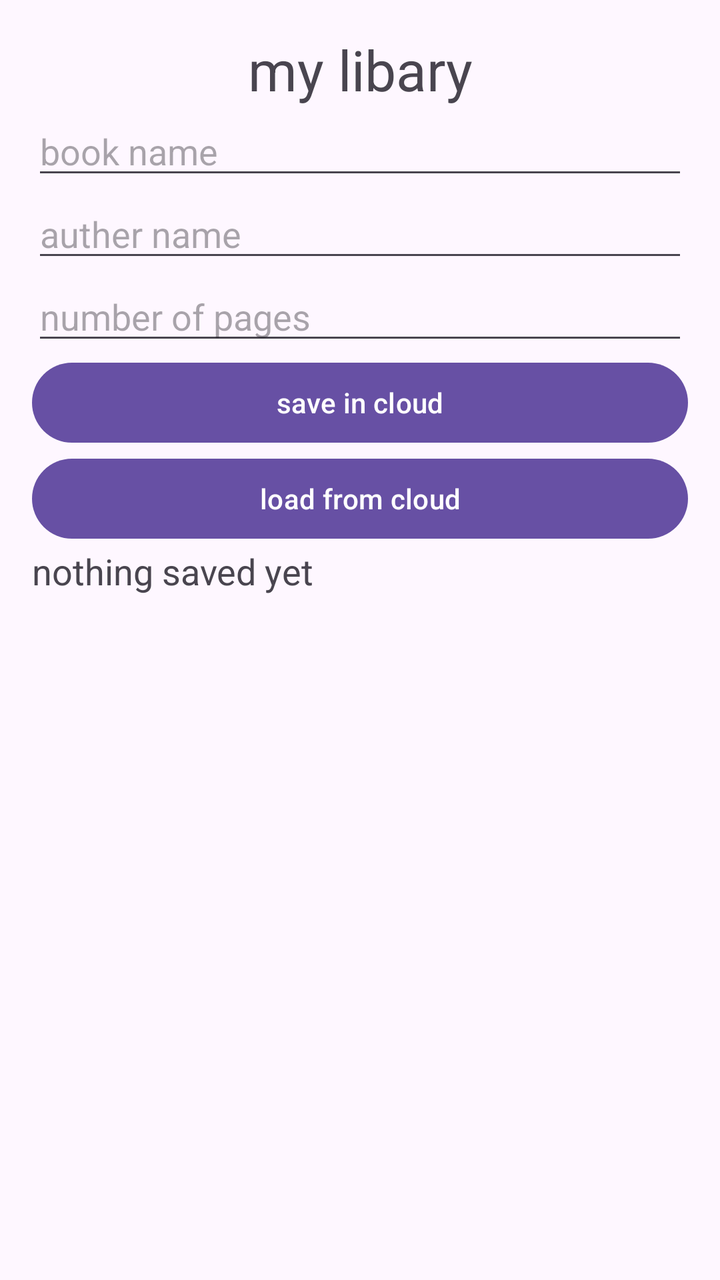
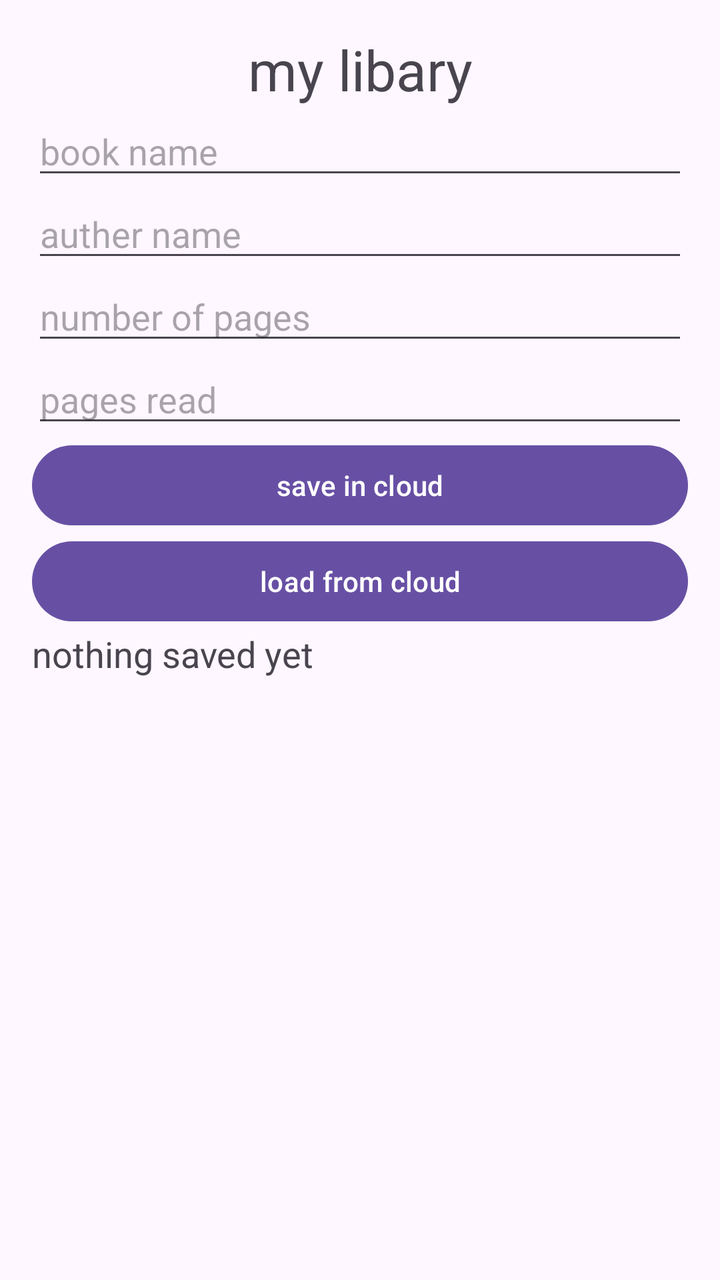

An Android layout rendered at two revisions. The XML below is the earlier revision; the diff shows what the commit changed to produce the second picture.
<!-- AndroidManifest.xml: application theme Theme.MyLibrary -->
<!-- res/layout/activity_main.xml -->
<?xml version="1.0" encoding="utf-8"?>
<LinearLayout xmlns:android="http://schemas.android.com/apk/res/android"
    android:id="@+id/main"
    android:layout_width="match_parent"
    android:layout_height="match_parent"
    android:orientation="vertical"
    android:padding="16dp">

    

    <TextView
        android:id="@+id/tvTitle"
        android:layout_width="match_parent"
        android:layout_height="wrap_content"
        android:textSize="28sp"
        android:textAlignment="center"
        android:text="my libary" />

    <EditText
        android:id="@+id/etBook"
        android:layout_width="match_parent"
        android:layout_height="wrap_content"
        android:ems="10"
        android:inputType="text"
        android:hint="book name" />

    <EditText
        android:id="@+id/etAuthor"
        android:layout_width="match_parent"
        android:layout_height="wrap_content"
        android:ems="10"
        android:inputType="text"
        android:hint="auther name" />

    <EditText
        android:id="@+id/etPages"
        android:layout_width="match_parent"
        android:layout_height="wrap_content"
        android:ems="10"
        android:inputType="number"
        android:maxLength="4"
        android:hint="number of pages" />

    <Button
        android:id="@+id/btnSave"
        android:layout_width="match_parent"
        android:layout_height="wrap_content"
        android:text="save in cloud" />

    <Button
        android:id="@+id/btnLoad"
        android:layout_width="match_parent"
        android:layout_height="wrap_content"
        android:text="load from cloud" />

    <TextView
        android:id="@+id/tvStatus"
        android:layout_width="match_parent"
        android:layout_height="wrap_content"
        android:textSize="18sp"
        android:text="nothing saved yet" />


</LinearLayout>
<!-- resources referenced by this layout -->
<resources>
  <style name="Theme.MyLibrary" parent="Base.Theme.MyLibrary" />
  <style name="Base.Theme.MyLibrary" parent="Theme.Material3.DayNight.NoActionBar">
          
          
      </style>
</resources>

<!-- the commit's change to res/layout/activity_main.xml (unified diff, before → after) -->
@@ -41,6 +41,15 @@
         android:maxLength="4"
         android:hint="number of pages" />
 
+    <EditText
+        android:id="@+id/etRead"
+        android:layout_width="match_parent"
+        android:layout_height="wrap_content"
+        android:ems="10"
+        android:inputType="number"
+        android:maxLength="4"
+        android:hint="pages read" />
+
     <Button
         android:id="@+id/btnSave"
         android:layout_width="match_parent"
